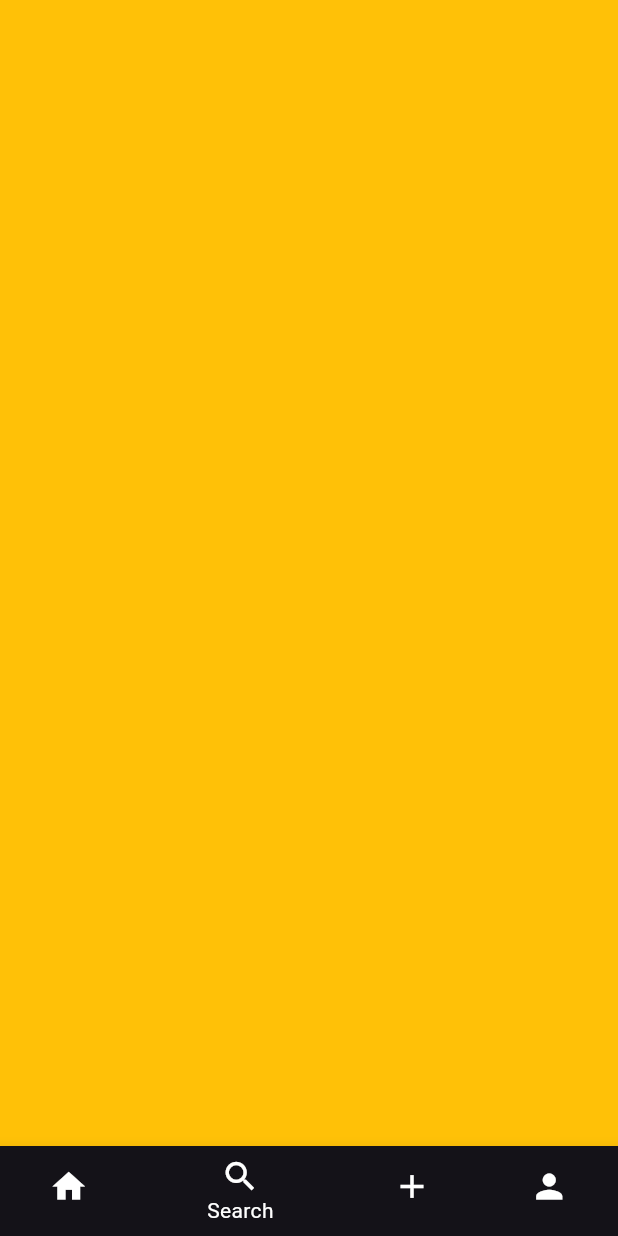
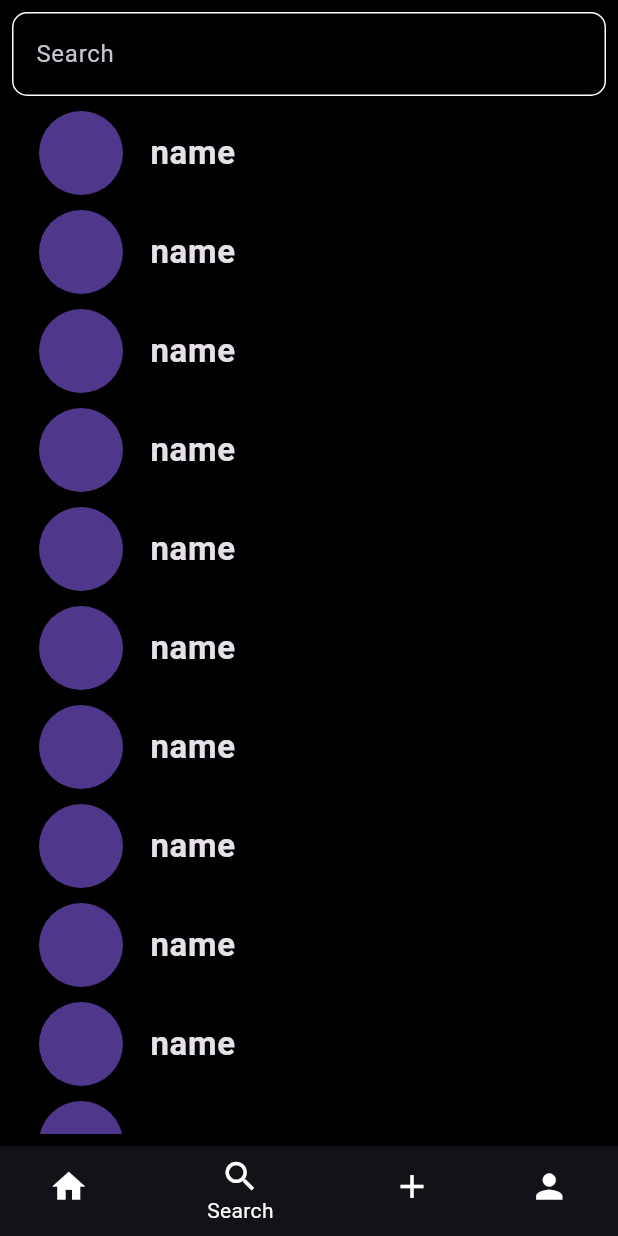
Before and after one commit to salahsaads/instagram, a Flutter app: the screen it shows after launch, item 2 of the bottom bar chosen, on a phone screen of 412 x 824 dp. Run offline on Flutter 3.47's test engine with Material 3 defaults, Android fonts, the phone set to English and light mode, and no system bars.

Commit message:
add Search Screen

```diff
--- a/lib/Screen/Search.dart
+++ b/lib/Screen/Search.dart
@@ -0,0 +1,58 @@
+import 'package:flutter/material.dart';
+
+class SearchScreen extends StatefulWidget {
+  const SearchScreen({super.key});
+
+  @override
+  State<SearchScreen> createState() => _SearchScreenState();
+}
+
+class _SearchScreenState extends State<SearchScreen> {
+  final TextEditingController _controller = TextEditingController();
+  @override
+  Widget build(BuildContext context) {
+    return SafeArea(
+      child: Scaffold(
+        body: Padding(
+          padding: const EdgeInsets.all(8.0),
+          child: SingleChildScrollView(
+            child: Column(
+              children: [
+                TextField(
+                  controller: _controller,
+                  decoration: const InputDecoration(
+                      hintText: 'Search',
+                      focusedBorder: OutlineInputBorder(
+                          borderRadius: BorderRadius.all(Radius.circular(10)),
+                          borderSide: BorderSide(color: Colors.blue)),
+                      enabledBorder: OutlineInputBorder(
+                          borderRadius: BorderRadius.all(Radius.circular(10)),
+                          borderSide: BorderSide(color: Colors.white))),
+                ),
+                ListView.builder(
+                    itemCount: 15,
+                    shrinkWrap: true,
+                    physics: const NeverScrollableScrollPhysics(),
+                    itemBuilder: (context, index) {
+                      return const Padding(
+                        padding: EdgeInsets.only(top: 10),
+                        child: ListTile(
+                          title: Text(
+                            'name',
+                            style: TextStyle(
+                                fontSize: 22, fontWeight: FontWeight.bold),
+                          ),
+                          leading: CircleAvatar(
+                            radius: 30,
+                          ),
+                        ),
+                      );
+                    })
+              ],
+            ),
+          ),
+        ),
+      ),
+    );
+  }
+}
--- a/lib/Screen/bottonBar.dart
+++ b/lib/Screen/bottonBar.dart
@@ -1,5 +1,6 @@
 import 'package:flutter/material.dart';
 import 'package:instagram/Screen/Home.dart';
+import 'package:instagram/Screen/Search.dart';
 
 class BouttonBar extends StatefulWidget {
   const BouttonBar({super.key});
@@ -12,11 +13,9 @@ class _BouttonBarState extends State<BouttonBar> {
   int _select = 0;
   final list = [
     Home(),
+    SearchScreen(),
     Scaffold(
       backgroundColor: Colors.amber,
-    ),
-    Scaffold(
-      backgroundColor: Colors.amberAccent,
     ),
     Scaffold(
       backgroundColor: Colors.blue,
```
